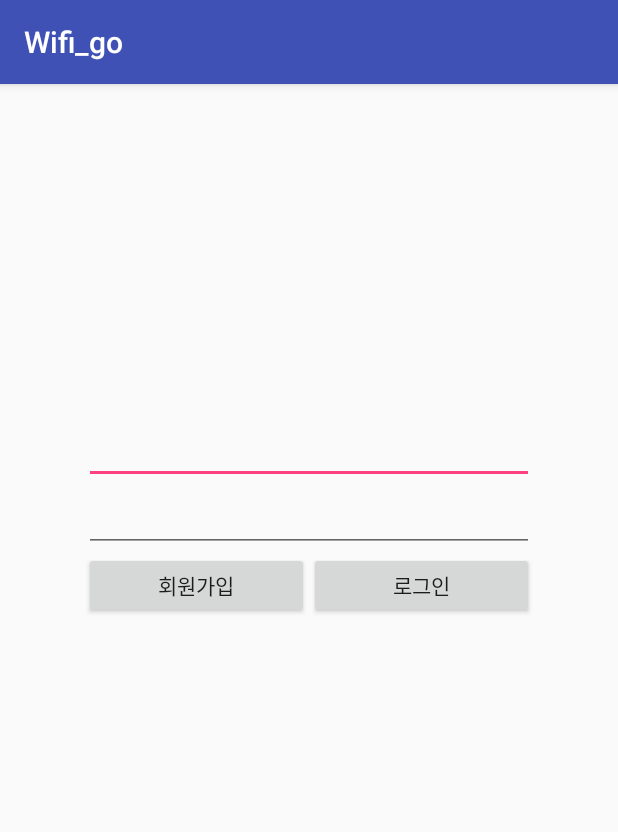
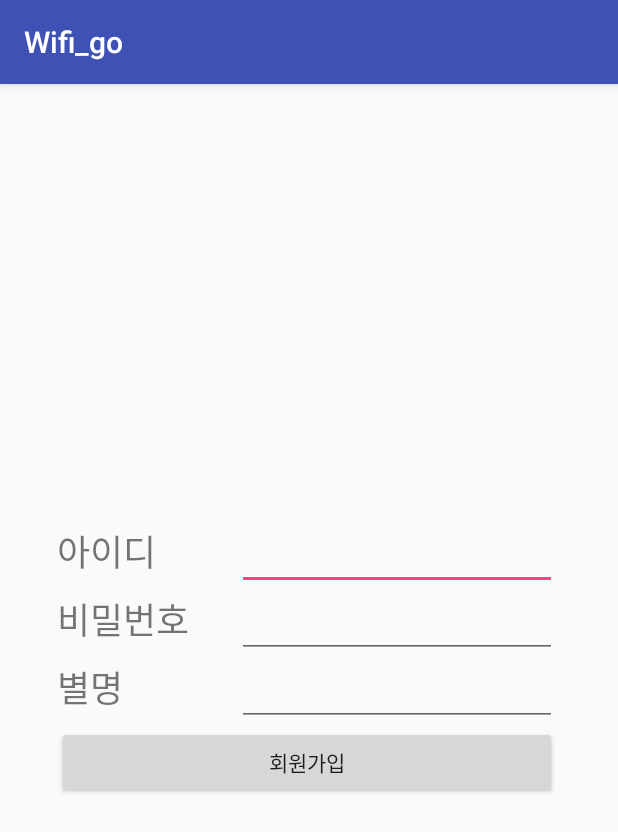
Before and after one commit to aucunn/Wifi_go, an Android app: the screen it shows after launch (MainActivity before the commit, Regist after it), on a phone screen of 412 x 824 dp. Shown: the top 832 px of the screen. Run offline under Robolectric (Android 15) with nearby library versions, the phone set to English and light mode, and no system bars.

Commit message:
Rejected commit: Default

```diff
--- a/app/src/main/res/layout/activity_regist.xml
+++ b/app/src/main/res/layout/activity_regist.xml
@@ -4,6 +4,104 @@
     xmlns:tools="http://schemas.android.com/tools"
     android:layout_width="match_parent"
     android:layout_height="match_parent"
-    tools:context="com.mysterlee.www.Regist">
+    tools:context="com.mysterlee.www.Regist"
+    tools:layout_editor_absoluteY="81dp"
+    tools:layout_editor_absoluteX="0dp">
+
+    <LinearLayout
+        android:layout_width="wrap_content"
+        android:layout_height="wrap_content"
+        android:orientation="vertical"
+        app:layout_constraintBottom_toBottomOf="parent"
+        app:layout_constraintHorizontal_bias="0.48"
+        app:layout_constraintLeft_toLeftOf="parent"
+        app:layout_constraintRight_toRightOf="parent"
+        app:layout_constraintTop_toTopOf="parent">
+
+        <LinearLayout
+            android:layout_width="match_parent"
+            android:layout_height="wrap_content"
+            android:orientation="horizontal"
+            tools:layout_editor_absoluteX="8dp"
+            tools:layout_editor_absoluteY="8dp">
+
+            <TextView
+                android:id="@+id/textId"
+                android:layout_width="120dp"
+                android:layout_height="wrap_content"
+                android:layout_weight="0"
+                android:text="아이디"
+                android:textSize="24sp" />
+
+            <EditText
+                android:id="@+id/editRegistId"
+                android:layout_width="wrap_content"
+                android:layout_height="wrap_content"
+                android:layout_weight="1"
+                android:ems="10"
+                android:inputType="textPersonName" />
+
+        </LinearLayout>
+
+        <LinearLayout
+            android:layout_width="match_parent"
+            android:layout_height="wrap_content"
+            android:orientation="horizontal"
+            tools:layout_editor_absoluteX="8dp"
+            tools:layout_editor_absoluteY="8dp">
+
+            <TextView
+                android:id="@+id/textPass"
+                android:layout_width="120dp"
+                android:layout_height="wrap_content"
+                android:text="비밀번호"
+                android:textSize="24sp" />
+
+            <EditText
+                android:id="@+id/editRegistPass"
+                android:layout_width="wrap_content"
+                android:layout_height="wrap_content"
+                android:ems="10"
+                android:inputType="textPassword" />
+
+        </LinearLayout>
+
+        <LinearLayout
+            android:layout_width="match_parent"
+            android:layout_height="wrap_content"
+            android:orientation="horizontal"
+            tools:layout_editor_absoluteX="8dp"
+            tools:layout_editor_absoluteY="8dp">
+
+            <TextView
+                android:id="@+id/textName"
+                android:layout_width="120dp"
+                android:layout_height="wrap_content"
+                android:text="별명"
+                android:textSize="24sp" />
+
+            <EditText
+                android:id="@+id/editRegistName"
+                android:layout_width="wrap_content"
+                android:layout_height="wrap_content"
+                android:ems="10"
+                android:inputType="textPersonName" />
+
+        </LinearLayout>
+
+        <LinearLayout
+            android:layout_width="match_parent"
+            android:layout_height="match_parent"
+            android:orientation="horizontal"
+            android:weightSum="1">
+
+            <Button
+                android:id="@+id/button"
+                android:layout_width="match_parent"
+                android:layout_height="wrap_content"
+                android:text="회원가입" />
+        </LinearLayout>
+
+    </LinearLayout>
 
 </android.support.constraint.ConstraintLayout>
```
Also changed, not shown: app/src/main/AndroidManifest.xml (+8 -2 lines), app/src/main/java/com/mysterlee/www/Regist.java (+97 -1 lines), app/src/main/java/com/mysterlee/www/wifi_go/MainActivity.java (+9 -2 lines).
